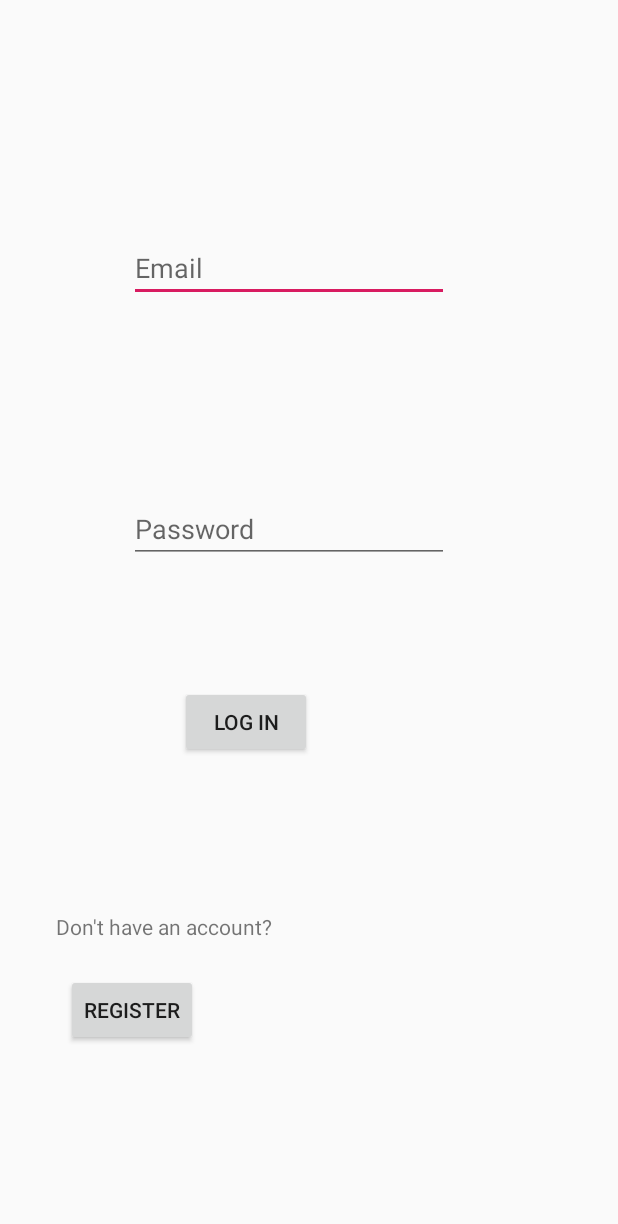
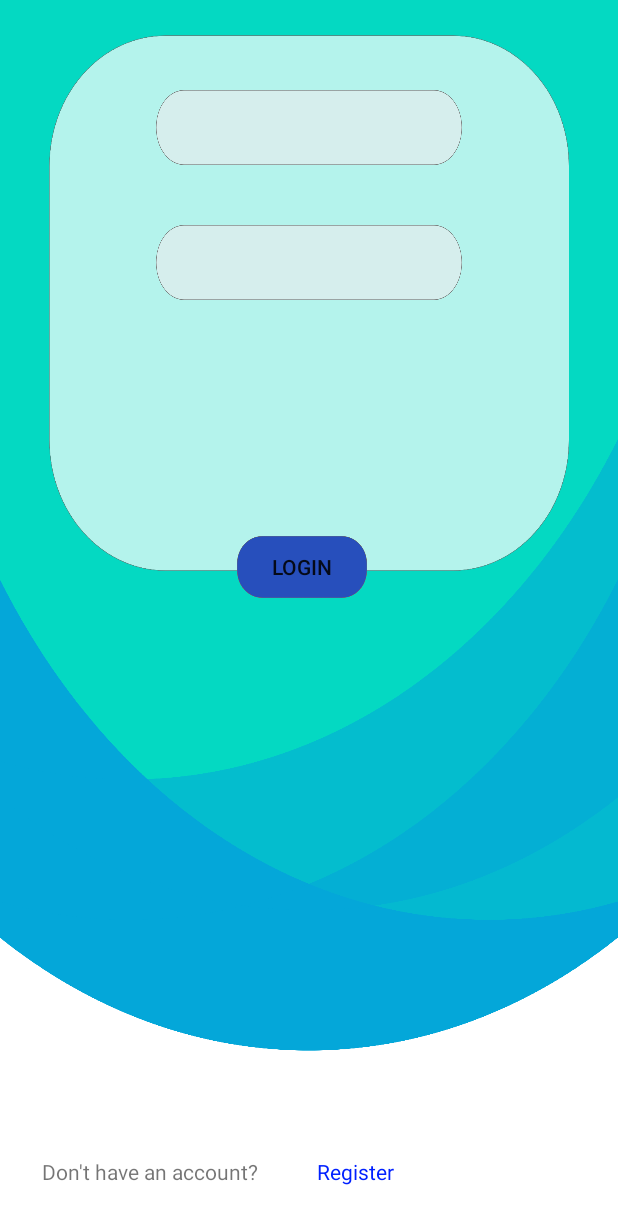
Before and after one commit to IordachescuAnca/Air-Guardians, an Android app: the LogInActivity screen opened directly, with no data from a screen before it, on a phone screen of 412 x 824 dp. Shown: the top 1224 px of the screen. Run offline under Robolectric (Android 15) with nearby library versions, the light colour scheme and no system bars.

Commit message:
updated login activity

```diff
--- a/app/build.gradle
+++ b/app/build.gradle
@@ -18,6 +18,10 @@ android {
             proguardFiles getDefaultProguardFile('proguard-android-optimize.txt'), 'proguard-rules.pro'
         }
     }
+    compileOptions {
+        sourceCompatibility = 1.8
+        targetCompatibility = 1.8
+    }
 }
 
 dependencies {
--- a/app/src/main/java/com/example/airguardians/LogInActivity.java
+++ b/app/src/main/java/com/example/airguardians/LogInActivity.java
@@ -1,13 +1,28 @@
 package com.example.airguardians;
 
+import android.content.Intent;
+import android.util.Log;
+import android.view.View;
+import android.widget.Button;
+import android.widget.TextView;
 import androidx.appcompat.app.AppCompatActivity;
 import android.os.Bundle;
 
 public class LogInActivity extends AppCompatActivity {
 
+    TextView register_text;
+
     @Override
     protected void onCreate(Bundle savedInstanceState) {
         super.onCreate(savedInstanceState);
         setContentView(R.layout.activity_log_in);
+        register_text = (TextView)findViewById(R.id.text_register);
+        register_text.setOnClickListener(new View.OnClickListener() {
+            @Override
+            public void onClick(View v) {
+                Intent intent = new Intent(LogInActivity.this, Register.class);
+                startActivity(intent);
+            }
+        });
     }
 }
--- a/app/src/main/java/com/example/airguardians/MainActivity.java
+++ b/app/src/main/java/com/example/airguardians/MainActivity.java
@@ -12,6 +12,7 @@ import android.os.Bundle;
 public class MainActivity extends AppCompatActivity {
 
     TextView textRegister;
+    Button button;
 
     @Override
     protected void onCreate(Bundle savedInstanceState) {
@@ -26,6 +27,15 @@ public class MainActivity extends AppCompatActivity {
                 startActivity(intent);
             }
         });
+
+        button = (Button)findViewById(R.id.button_login);
+        button.setOnClickListener(new View.OnClickListener() {
+            @Override
+            public void onClick(View v) {
+                Intent intent = new Intent(MainActivity.this, LogInActivity.class);
+                startActivity(intent);
+            }
+        });
     }
 
 }
--- a/app/src/main/java/com/example/airguardians/Register.java
+++ b/app/src/main/java/com/example/airguardians/Register.java
@@ -1,11 +1,14 @@
 package com.example.airguardians;
 
+import android.content.Intent;
 import android.view.View;
 import android.widget.Button;
 import android.widget.EditText;
 import android.widget.Toast;
 import androidx.appcompat.app.AppCompatActivity;
 import android.os.Bundle;
+
+import java.time.Instant;
 
 public class Register extends AppCompatActivity {
 
@@ -26,6 +29,8 @@ public class Register extends AppCompatActivity {
             @Override
             public void onClick(View v) {
                 Toast.makeText(getApplicationContext(), "Registered succesfully!", Toast.LENGTH_SHORT).show();
+                Intent intent = new Intent(Register.this, LogInActivity.class);
+                startActivity(intent);
             }
         });
     }
--- a/app/src/main/res/layout/activity_log_in.xml
+++ b/app/src/main/res/layout/activity_log_in.xml
@@ -5,41 +5,74 @@
         xmlns:app="http://schemas.android.com/apk/res-auto"
         android:layout_width="match_parent"
         android:layout_height="match_parent"
-        tools:context=".LogInActivity">
+        tools:context=".LogInActivity"
+        android:id="@+id/log_in_activity"
+        android:background="@drawable/background_register">
+
 
     <EditText
+            android:layout_width="233dp"
+            android:layout_height="50dp"
+            android:inputType="textEmailAddress"
+            android:ems="10"
+            android:id="@+id/email_login"
+            app:layout_constraintStart_toStartOf="parent"
+            android:background="@drawable/input_background"
+            android:layout_marginLeft="104dp"
+            android:layout_marginStart="104dp" app:layout_constraintEnd_toEndOf="parent"
+            android:layout_marginEnd="104dp"
+            android:layout_marginRight="104dp"
+            android:layout_marginTop="60dp"
+            android:autofillHints=""
+            tools:ignore="LabelFor" android:layout_alignParentStart="true" android:layout_alignParentLeft="true"/>
+    <EditText
+            android:layout_width="233dp"
+            android:layout_height="50dp"
+            android:inputType="textPassword"
+            android:ems="10"
+            android:id="@+id/password_login"
+            app:layout_constraintStart_toStartOf="parent"
+            android:background="@drawable/input_background"
+            android:layout_marginLeft="104dp"
+            android:layout_marginStart="104dp"
+            android:layout_marginTop="150dp"
+            app:layout_constraintTop_toTopOf="parent" app:layout_constraintEnd_toEndOf="parent"
+            android:layout_marginEnd="104dp"
+            android:layout_marginRight="104dp"
+            android:autofillHints=""
+            tools:ignore="LabelFor" android:layout_alignParentStart="true" android:layout_alignParentLeft="true"
+            android:layout_alignParentTop="true"/>
+    <Button
+            android:text="@string/login"
+            android:layout_width="102dp"
+            android:layout_height="41dp"
+            android:id="@+id/button"
+            android:layout_marginTop="8dp"
+            android:background="@drawable/button_register_back"
+            app:layout_constraintStart_toStartOf="@id/password_login"
+            android:layout_marginLeft="158dp"
+            android:layout_marginStart="158dp" app:layout_constraintEnd_toEndOf="parent"
+            android:layout_marginEnd="167dp"
+            android:layout_marginRight="167dp"
+            app:layout_constraintHorizontal_bias="0.25" android:layout_alignParentBottom="true"
+            android:layout_marginBottom="425dp"/>
+    <TextView
+            android:text="@string/don_t_have_an_account"
+            android:layout_width="168dp"
+            android:layout_height="wrap_content"
+            android:id="@+id/dont" android:layout_alignParentBottom="true"
+            android:layout_marginBottom="33dp"
+            android:layout_alignParentEnd="true"
+            android:layout_alignParentRight="true" android:layout_marginRight="216dp" android:layout_marginEnd="216dp"/>
+    <TextView
+            android:text="@string/register"
+            android:textColor="@color/register"
             android:layout_width="wrap_content"
             android:layout_height="wrap_content"
-            android:inputType="textPersonName"
-            android:ems="10"
-            android:layout_marginTop="156dp" android:layout_alignParentTop="true"
-            android:layout_alignParentStart="true" android:layout_marginLeft="86dp" android:layout_marginStart="86dp"
-            android:layout_alignParentLeft="true" android:id="@+id/email_login" android:hint="Email"/>
-    <EditText
-            android:layout_width="wrap_content"
-            android:layout_height="wrap_content"
-            android:inputType="textPersonName"
-            android:ems="10"
-            android:id="@+id/password_login" android:layout_marginTop="330dp" android:layout_alignParentTop="true"
-            android:layout_alignParentStart="true" android:layout_marginLeft="86dp" android:layout_marginStart="86dp"
-            android:layout_alignParentLeft="true" android:hint="Password"/>
-    <Button
-            android:text="Log In"
-            android:layout_width="wrap_content"
-            android:layout_height="wrap_content" android:id="@+id/button2" android:layout_marginTop="457dp"
-            android:layout_alignParentTop="true" android:layout_alignParentStart="true"
-            android:layout_marginLeft="120dp"
-            android:layout_marginStart="120dp" android:layout_alignParentLeft="true"/>
-    <TextView
-            android:text="Don't have an account?"
-            android:layout_width="wrap_content"
-            android:layout_height="wrap_content" android:id="@+id/textView" android:layout_alignParentStart="true"
-            android:layout_marginLeft="37dp" android:layout_marginStart="37dp" android:layout_alignParentLeft="true"
-            android:layout_marginTop="608dp" android:layout_alignParentTop="true"/>
-    <Button
-            android:text="Register"
-            android:layout_width="wrap_content"
-            android:layout_height="wrap_content" android:id="@+id/button3" android:layout_alignParentStart="true"
-            android:layout_marginLeft="44dp" android:layout_marginStart="44dp" android:layout_alignParentLeft="true"
-            android:layout_marginTop="649dp" android:layout_alignParentTop="true"/>
+            android:id="@+id/text_register" android:layout_alignParentBottom="true"
+            android:layout_marginBottom="33dp" android:layout_alignParentEnd="true"
+            android:layout_alignParentRight="true" android:layout_marginRight="149dp" android:layout_marginEnd="149dp"
+            tools:ignore="RelativeOverlap"/>
+
+
 </RelativeLayout>
--- a/app/src/main/res/values/strings.xml
+++ b/app/src/main/res/values/strings.xml
@@ -5,4 +5,6 @@
     <string name="welcome">Welcome!</string>
     <string name="nice_to_see_you_again">Nice to see you again!</string>
     <string name="login">Login</string>
+    <string name="don_t_have_an_account">Don\'t have an account?</string>
+
 </resources>
```
